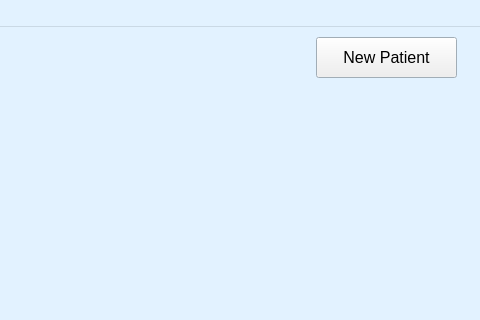
The window that uic/main_ui.ui (xyang-github/INR_Tracker) describes before a commit, drawn with Qt 5; both pictures show x 564 to 1044 and y 0 to 320 of the 1044 by 793 pixel window.
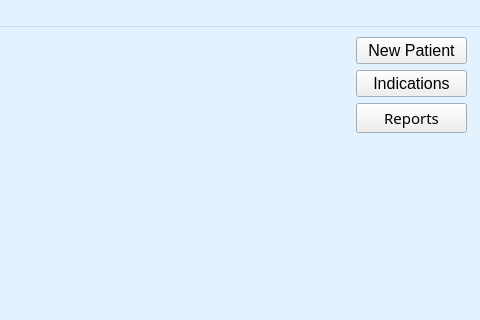
The same window after the commit. Icons and pictures are not drawn.

Commit message: Updated main ui with new buttons for indications and reports

The edit to the form file:
```diff
--- a/uic/main_ui.ui
+++ b/uic/main_ui.ui
@@ -197,47 +197,6 @@
      <set>Qt::AlignCenter</set>
     </property>
    </widget>
-   <widget class="QPushButton" name="btnNewPatient">
-    <property name="geometry">
-     <rect>
-      <x>880</x>
-      <y>10</y>
-      <width>141</width>
-      <height>41</height>
-     </rect>
-    </property>
-    <property name="font">
-     <font>
-      <family>MS Shell Dlg 2</family>
-      <pointsize>12</pointsize>
-     </font>
-    </property>
-    <property name="toolTip">
-     <string>Create a new patient profile</string>
-    </property>
-    <property name="statusTip">
-     <string>New patient profile</string>
-    </property>
-    <property name="styleSheet">
-     <string notr="true"/>
-    </property>
-    <property name="text">
-     <string>New Patient</string>
-    </property>
-    <property name="icon">
-     <iconset>
-      <normaloff>../img/outline_add_circle_black_24dp.png</normaloff>../img/outline_add_circle_black_24dp.png</iconset>
-    </property>
-    <property name="iconSize">
-     <size>
-      <width>13</width>
-      <height>13</height>
-     </size>
-    </property>
-    <property name="shortcut">
-     <string>Ctrl+N</string>
-    </property>
-   </widget>
    <widget class="QLineEdit" name="ledMRN">
     <property name="geometry">
      <rect>
@@ -338,6 +297,95 @@
      <string>Return</string>
     </property>
    </widget>
+   <widget class="QWidget" name="">
+    <property name="geometry">
+     <rect>
+      <x>920</x>
+      <y>10</y>
+      <width>111</width>
+      <height>96</height>
+     </rect>
+    </property>
+    <layout class="QVBoxLayout" name="lytButtons">
+     <item>
+      <widget class="QPushButton" name="btnNewPatient">
+       <property name="font">
+        <font>
+         <family>MS Shell Dlg 2</family>
+         <pointsize>12</pointsize>
+        </font>
+       </property>
+       <property name="toolTip">
+        <string>Create a new patient profile</string>
+       </property>
+       <property name="statusTip">
+        <string>New patient profile</string>
+       </property>
+       <property name="styleSheet">
+        <string notr="true"/>
+       </property>
+       <property name="text">
+        <string>New Patient</string>
+       </property>
+       <property name="icon">
+        <iconset>
+         <normaloff>../img/outline_add_circle_black_24dp.png</normaloff>../img/outline_add_circle_black_24dp.png</iconset>
+       </property>
+       <property name="iconSize">
+        <size>
+         <width>13</width>
+         <height>13</height>
+        </size>
+       </property>
+       <property name="shortcut">
+        <string>Ctrl+N</string>
+       </property>
+      </widget>
+     </item>
+     <item>
+      <widget class="QPushButton" name="btnIndications">
+       <property name="font">
+        <font>
+         <family>MS Shell Dlg 2</family>
+         <pointsize>12</pointsize>
+        </font>
+       </property>
+       <property name="toolTip">
+        <string>Add, edit or delete indications</string>
+       </property>
+       <property name="statusTip">
+        <string>Update indication list</string>
+       </property>
+       <property name="styleSheet">
+        <string notr="true"/>
+       </property>
+       <property name="text">
+        <string>Indications</string>
+       </property>
+       <property name="icon">
+        <iconset>
+         <normaloff>../img/outline_add_circle_black_24dp.png</normaloff>../img/outline_add_circle_black_24dp.png</iconset>
+       </property>
+       <property name="iconSize">
+        <size>
+         <width>13</width>
+         <height>13</height>
+        </size>
+       </property>
+       <property name="shortcut">
+        <string>Ctrl+N</string>
+       </property>
+      </widget>
+     </item>
+     <item>
+      <widget class="QPushButton" name="btnReports">
+       <property name="text">
+        <string>Reports</string>
+       </property>
+      </widget>
+     </item>
+    </layout>
+   </widget>
   </widget>
   <widget class="QStatusBar" name="statusbar"/>
   <widget class="QMenuBar" name="menuBar">
```
The commit also changes 2 other files.
